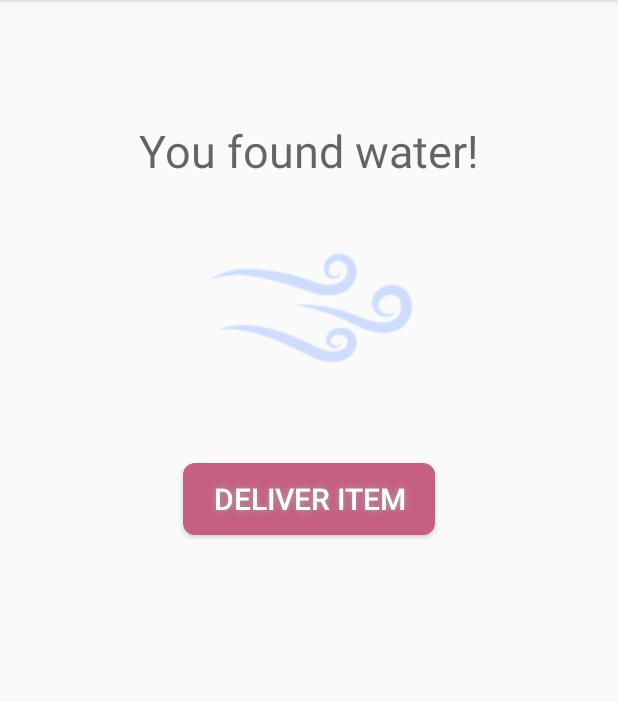
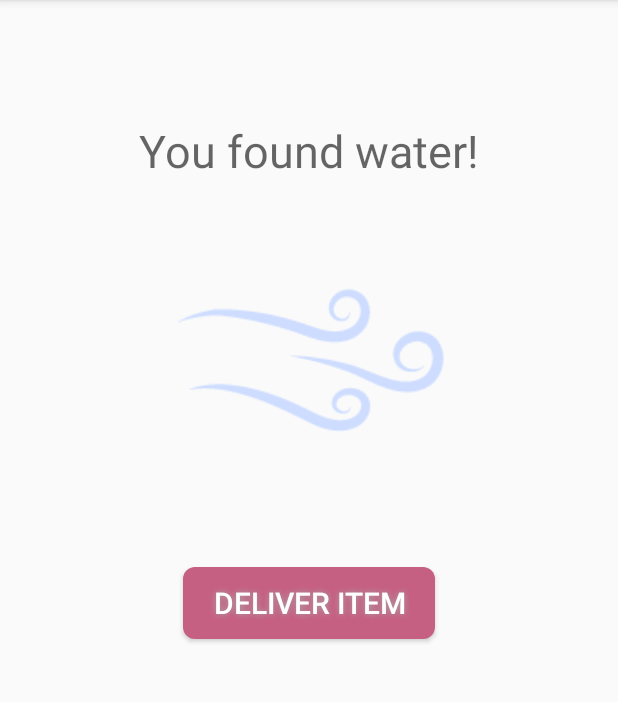
Before and after one commit to lstenstadvold/Pfi3_Group1_FinalProject_Version2, an Android app: the fragment TreasureFragment shown on its own in the app's theme, on a phone screen of 412 x 824 dp, the part 84-786 px from its top. Run offline under Robolectric (Android 15) with nearby library versions, the phone set to English and light mode, and no system bars; libraries missing offline, so code that uses them is left out: com.firebase.client; 4 statements that could not run were skipped.

Commit message:
Treasure Items

```diff
--- a/app/src/main/java/idk14/pfi3_finalproject_group1/StartFragment.java
+++ b/app/src/main/java/idk14/pfi3_finalproject_group1/StartFragment.java
@@ -115,7 +115,7 @@ public class StartFragment extends Fragment implements View.OnClickListener {
 
                     // doesn't open up the TreasureFragment if the value at treasureLocation is 0
                 } else if (myTreasure.equals("0")) {
-                    contentTxt.setText("This spot was empty!");
+                   //contentTxt.setText("This spot was empty!");
                 }
 
 
--- a/app/src/main/res/layout/fragment_treasure.xml
+++ b/app/src/main/res/layout/fragment_treasure.xml
@@ -21,7 +21,7 @@
         android:layout_height="wrap_content"
         android:scaleType="fitCenter"
         android:id="@+id/treasureImage"
-        android:src="@drawable/airitems"
+        android:src="@drawable/airitem"
         android:layout_marginTop="30dp"
         android:layout_gravity="center" />
 
```
Also changed, not shown: app/src/main/java/idk14/pfi3_finalproject_group1/TreasureFragment.java (+5 -3 lines), app/src/main/res/drawable/airitem.png (added), app/src/main/res/drawable/sadface.png (added), app/src/main/res/drawable/sunitem.png (added), app/src/main/res/drawable/wateritem.png (added), 1 other file.
